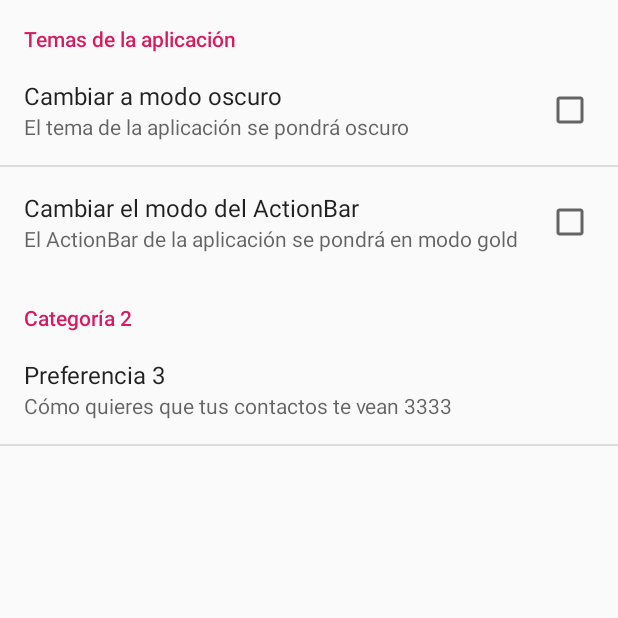
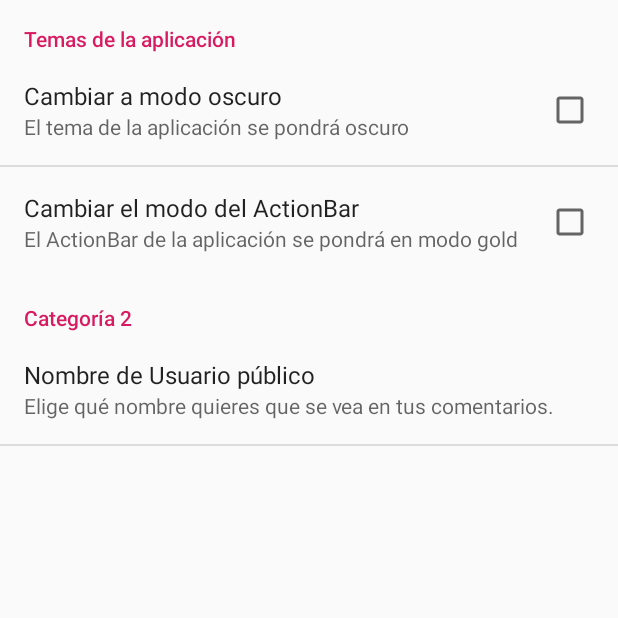
Before and after one commit to valerycf27/Eventos-2.0, an Android app: the screen it shows after launch (PreferenciasActivity), after a tap on "Preferences", on a phone screen of 412 x 824 dp, the top half of it. Run offline under Robolectric (Android 15) with nearby library versions, the phone set to English and light mode, and no system bars; libraries missing offline, so code that uses them is left out: org.springframework.http, org.springframework.web; 3 statements that could not run were skipped.

Commit message:
Se terminan preferencias y mapas de todos los eventos.

```diff
--- a/app/src/main/java/com/example/events/EventoAdapter.java
+++ b/app/src/main/java/com/example/events/EventoAdapter.java
@@ -36,7 +36,7 @@ public class EventoAdapter extends BaseAdapter {
         if(convertView == null){
             convertView = layoutinflater.inflate(R.layout.item_evento, null);
             viewholder = new ViewHolder();
-            viewholder.imagen = convertView.findViewById(R.id.imgEvento);
+            //viewholder.imagen = convertView.findViewById(R.id.imgEvento);
             viewholder.nombre = convertView.findViewById(R.id.tvNombEvento);
             viewholder.lugar = convertView.findViewById(R.id.tvLugarMos);
             viewholder.dia = convertView.findViewById(R.id.tvDiaMos);
@@ -46,7 +46,7 @@ public class EventoAdapter extends BaseAdapter {
             viewholder = (ViewHolder) convertView.getTag();
 
         Evento evento = eventos.get(position);
-        viewholder.imagen.setImageBitmap(evento.getImagen());
+        //viewholder.imagen.setImageBitmap(evento.getImagen());
         viewholder.nombre.setText(evento.getNombre());
         viewholder.lugar.setText(evento.getLugar());
         viewholder.dia.setText(evento.getFecha());
--- a/app/src/main/java/com/example/events/InsertaOpinion.java
+++ b/app/src/main/java/com/example/events/InsertaOpinion.java
@@ -7,7 +7,6 @@ import android.util.Log;
 import org.springframework.http.converter.json.MappingJackson2HttpMessageConverter;
 import org.springframework.web.client.RestTemplate;
 
-import java.net.MalformedURLException;
 import java.net.URL;
 
 
@@ -24,14 +23,14 @@ public class InsertaOpinion extends AsyncTask<String, Void, Void> {
     protected Void doInBackground(String... urlParam) {
 
 
-        String nombreEvento = this.comentario.getNombreEvento(), contenido = this.comentario.getContenido();
+        String nombreEvento = this.comentario.getNombreEvento(), contenido = this.comentario.getContenido(), usuario = comentario.getUsuario();
         float valoracion = this.comentario.getValoracion();
 
         //try {
         // Conecta con la URL y obtenemos el fichero con los datos
         URL url;
         try {
-            url = new URL(urlParam[0] + "nombreEvento=" + nombreEvento + "&contenido=" + contenido +
+            url = new URL(urlParam[0] + "usuario=" + usuario + "&nombreEvento=" + nombreEvento + "&contenido=" + contenido +
                     "&valoracion=" + valoracion);
 
             Log.e("URL", url.toString());
--- a/app/src/main/java/com/example/events/MainActivity.java
+++ b/app/src/main/java/com/example/events/MainActivity.java
@@ -23,7 +23,7 @@ import java.util.ArrayList;
 
 public class MainActivity extends AppCompatActivity implements View.OnClickListener, AdapterView.OnItemClickListener {
 
-    private ArrayList<Evento> eventos;
+    public static ArrayList<Evento> eventos;
     public static EventoAdapter adaptador;
 
     @Override
@@ -143,7 +143,7 @@ public class MainActivity extends AppCompatActivity implements View.OnClickListe
                 intentMapa.putExtra("eventoLong", eventos.get(posicion).getLongitud());
                 intentMapa.putExtra("eventoNom", eventos.get(posicion).getNombre());
                 intentMapa.putExtra("eventoLug", eventos.get(posicion).getLugar());
-
+                intentMapa.putExtra("procedencia", "mapaEvento");
                 startActivity(intentMapa);
                 return true;
 
@@ -194,11 +194,13 @@ public class MainActivity extends AppCompatActivity implements View.OnClickListe
                 startActivity(intent);
 
                 break;
-            /*case R.id.itemMapaEventos:
-                //TODO implementar mapa con todos los eventos
-                break;
+            case R.id.itemMapaEventos:
 
-             */
+                Intent intentMapa = new Intent(this, Mapa.class);
+                intentMapa.putExtra("procedencia", "mapaTotal");
+                startActivity(intentMapa);
+                return true;
+
 
         }
 
--- a/app/src/main/res/layout/item_evento.xml
+++ b/app/src/main/res/layout/item_evento.xml
@@ -13,6 +13,7 @@
         android:layout_height="131dp"
         android:layout_weight="1"
         android:paddingRight="5dp"
+        app:srcCompat="@android:drawable/ic_input_add"
         tools:srcCompat="@android:drawable/ic_input_add" />
 
     <LinearLayout
--- a/app/src/main/res/xml/preferencias.xml
+++ b/app/src/main/res/xml/preferencias.xml
@@ -14,10 +14,10 @@
     </PreferenceCategory>
     <PreferenceCategory android:title="Categoría 2">
         <EditTextPreference
-            android:key="opcion4"
-            android:title="Preferencia 3"
-            android:summary="Cómo quieres que tus contactos te vean 3333"
-            android:dialogTitle="Introduce un valor" />
+            android:key="Nombre Usuario Publico"
+            android:title="Nombre de Usuario público"
+            android:summary="Elige qué nombre quieres que se vea en tus comentarios."
+            android:dialogTitle="Introduce un nombre:" />
     </PreferenceCategory>
 
 </PreferenceScreen>
```
Also changed, not shown: app/src/main/java/com/example/events/Anadir_Opinion.java (+7 -3 lines), app/src/main/java/com/example/events/Comentario.java (+11 -2 lines), app/src/main/java/com/example/events/ComentarioAdapter.java (+3 -4 lines), app/src/main/java/com/example/events/Mapa.java (+30 -22 lines), app/src/main/res/layout/activity_detalles_evento.xml (+5 -4 lines), app/src/main/res/layout/item_comentario.xml (+7 -3 lines).
